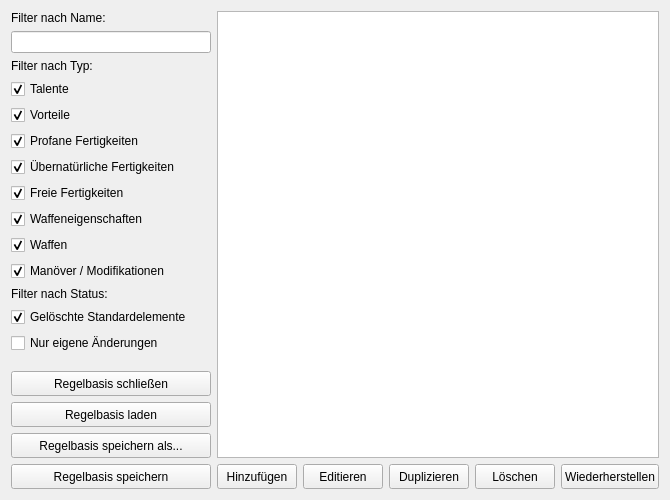
Aeolitus/Sephrasto, file UI/DatenbankMain.ui: the form before one commit.
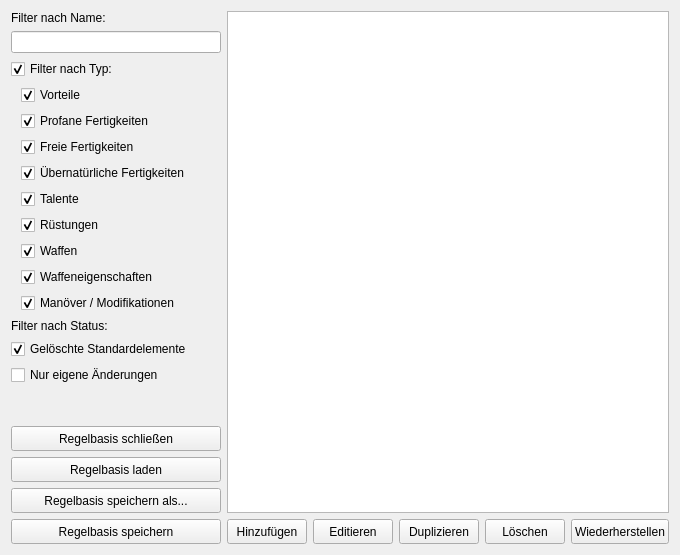
The form after the commit.

Commit message: - Database: Added new db type armors - Database Editor: type filter can now be globally enabled/disabled via new tristate checkbox. - Put all armor calculations into member functions of the armor class. - Charakter equipment tab: Added armor picker; added total points label to Zonenrüstung with a warning if its not a multiple of 6; Zonenrüstung now shows total armor spinner (disabled).

Patch:
```diff
--- a/UI/DatenbankMain.ui
+++ b/UI/DatenbankMain.ui
@@ -9,8 +9,8 @@
    <rect>
     <x>0</x>
     <y>0</y>
-    <width>637</width>
-    <height>500</height>
+    <width>661</width>
+    <height>555</height>
    </rect>
   </property>
   <property name="windowTitle">
@@ -32,22 +32,20 @@
         <widget class="QLineEdit" name="nameFilterEdit"/>
        </item>
        <item>
-        <widget class="QLabel" name="labelParameter">
+        <widget class="QCheckBox" name="checkFilterTyp">
          <property name="text">
           <string>Filter nach Typ:</string>
          </property>
-        </widget>
-       </item>
-       <item>
-        <widget class="QCheckBox" name="showTalente">
-         <property name="text">
-          <string>Talente</string>
-         </property>
          <property name="checked">
           <bool>true</bool>
          </property>
         </widget>
        </item>
+       <item>
+        <layout class="QVBoxLayout" name="verticalLayout_3">
+         <property name="leftMargin">
+          <number>10</number>
+         </property>
        <item>
         <widget class="QCheckBox" name="showVorteile">
          <property name="text">
@@ -71,6 +69,16 @@
          </property>
         </widget>
        </item>
+         <item>
+          <widget class="QCheckBox" name="showFreieFertigkeiten">
+           <property name="text">
+            <string>Freie Fertigkeiten</string>
+           </property>
+           <property name="checked">
+            <bool>true</bool>
+           </property>
+          </widget>
+         </item>
        <item>
         <widget class="QCheckBox" name="showUebernatuerlicheFertigkeiten">
          <property name="minimumSize">
@@ -88,9 +96,9 @@
         </widget>
        </item>
        <item>
-        <widget class="QCheckBox" name="showFreieFertigkeiten">
+          <widget class="QCheckBox" name="showTalente">
          <property name="text">
-          <string>Freie Fertigkeiten</string>
+            <string>Talente</string>
          </property>
          <property name="checked">
           <bool>true</bool>
@@ -98,9 +106,9 @@
         </widget>
        </item>
        <item>
-        <widget class="QCheckBox" name="showWaffeneigenschaften">
+          <widget class="QCheckBox" name="showRuestungen">
          <property name="text">
-          <string>Waffeneigenschaften</string>
+            <string>Rüstungen</string>
          </property>
          <property name="checked">
           <bool>true</bool>
@@ -117,6 +125,16 @@
          </property>
         </widget>
        </item>
+         <item>
+          <widget class="QCheckBox" name="showWaffeneigenschaften">
+           <property name="text">
+            <string>Waffeneigenschaften</string>
+           </property>
+           <property name="checked">
+            <bool>true</bool>
+           </property>
+          </widget>
+         </item>
        <item>
         <widget class="QCheckBox" name="showManoever">
          <property name="text">
@@ -127,6 +145,8 @@
          </property>
         </widget>
        </item>
+        </layout>
+       </item>
        <item>
         <widget class="QLabel" name="labelParameter">
          <property name="text">
```
Left out of the diff: 20 changed lines with no effect on the pictures. Lines whose indentation alone changed are shown as unchanged. The commit also changes 24 other files.
